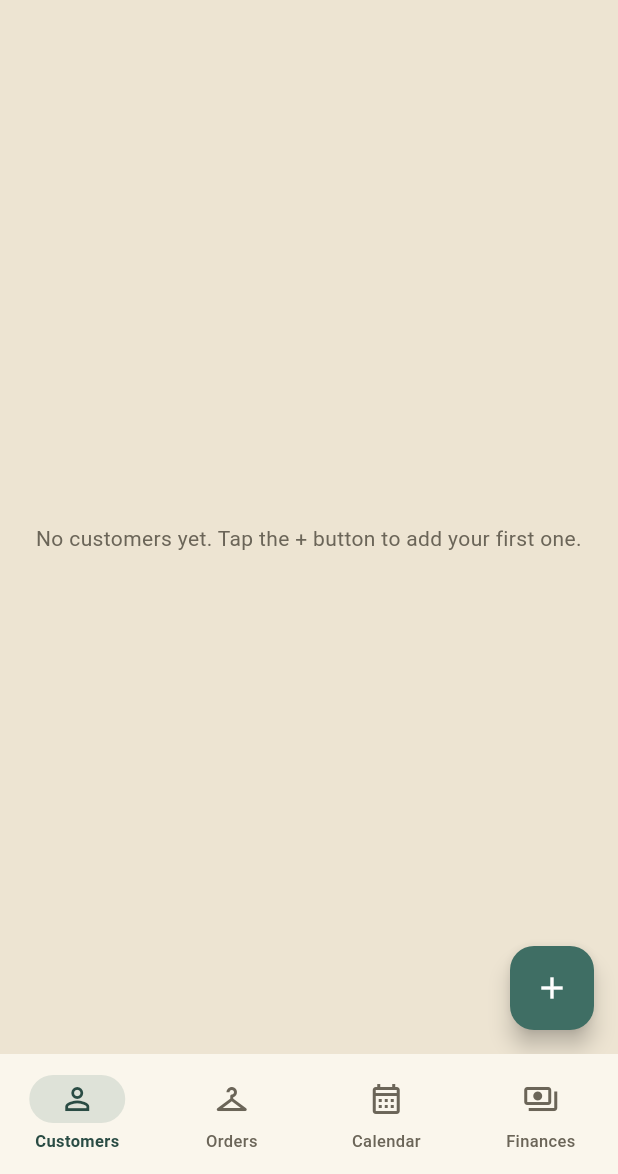
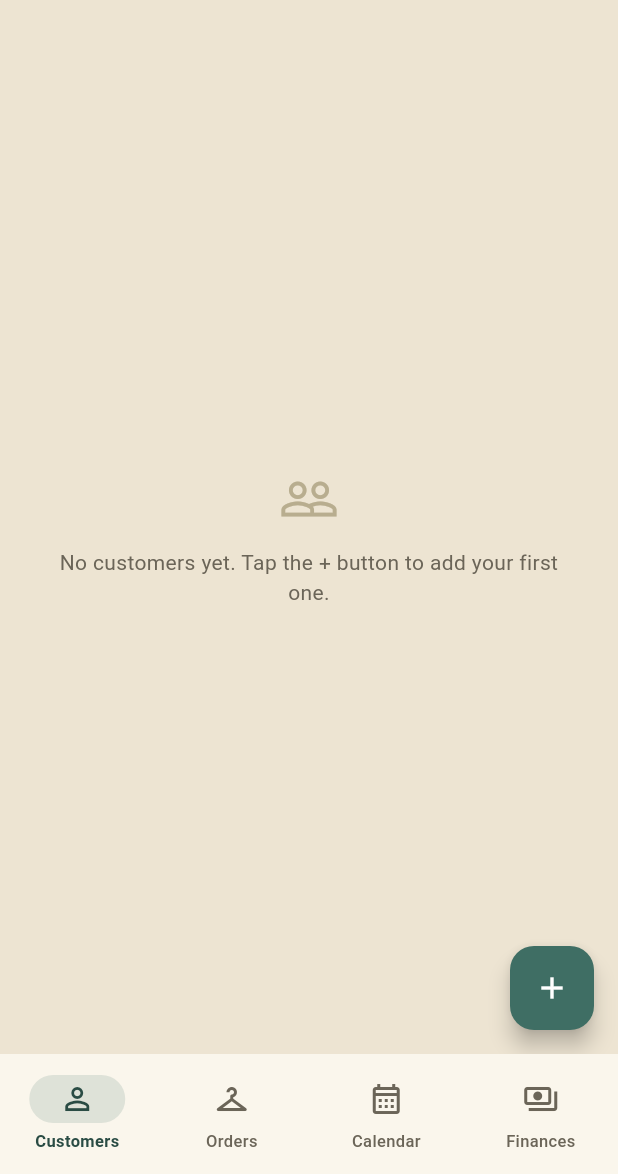
Before and after one commit to patrickangmor-del/tessy-creations-app, a Flutter app: the screen it shows after launch, on a phone screen of 412 x 824 dp, the part 62-1236 px from its top. Run offline on Flutter 3.47's test engine with Material 3 defaults, Android fonts, the phone set to English and light mode, and no system bars; our stand-ins replace fl_chart, image_picker, sqflite; accounts and stored records are empty.

Commit message:
UI polish pass: consistency and a couple of real bugs
- Orders tab's + button now visibly greys out when there are no
  customers yet, instead of looking active but silently doing nothing
  (FloatingActionButton doesn't auto-dim for a disabled onPressed the
  way other Material buttons do).
- When there are no customers, Orders shows one explanation instead of
  stacking a redundant "no orders" message under it.
- Added a shared EmptyState widget (icon + message) used consistently
  on Customers and Orders instead of each screen styling bare text.
- Added a shared sectionLabelStyle for the small uppercase headers
  (MEASUREMENTS, NOTES, UPCOMING PICKUPS, etc.) that had drifted
  slightly out of sync between screens.
- CutCard gained a showIcon flag so its corner scissors accent can be
  turned off where cards sit close together (the three Finances
  summary tiles), avoiding overlap into a neighboring card.
- Standardized card title weight (order dress type now matches
  customer name at w600, was w700).

Co-Authored-By: Claude Sonnet 5 <noreply@anthropic.com>
Claude-Session: https://claude.ai/code/session_0186RtkGrRTth4jWaZr5WDW3

```diff
--- a/lib/screens/customers/customers_list_screen.dart
+++ b/lib/screens/customers/customers_list_screen.dart
@@ -7,6 +7,7 @@ import '../../data/models/customer.dart';
 import '../../state/customers_controller.dart';
 import '../../theme/app_theme.dart';
 import '../../widgets/cut_card.dart';
+import '../../widgets/empty_state.dart';
 import 'customer_detail_screen.dart';
 import 'customer_form_screen.dart';
 
@@ -25,15 +26,9 @@ class CustomersListScreen extends StatelessWidget {
 
     return Scaffold(
       body: customers.isEmpty
-          ? const Center(
-              child: Padding(
-                padding: EdgeInsets.all(24),
-                child: Text(
-                  'No customers yet. Tap the + button to add your first one.',
-                  textAlign: TextAlign.center,
-                  style: TextStyle(color: AppColors.inkSoft),
-                ),
-              ),
+          ? const EmptyState(
+              icon: Icons.people_outline,
+              message: 'No customers yet. Tap the + button to add your first one.',
             )
           : ListView.separated(
               padding: const EdgeInsets.all(16),
--- /dev/null
+++ b/lib/widgets/empty_state.dart
@@ -0,0 +1,33 @@
+import 'package:flutter/material.dart';
+
+import '../theme/app_theme.dart';
+
+/// A centered "nothing here yet" message with an icon, used consistently
+/// across every list screen instead of each one styling its own bare text.
+class EmptyState extends StatelessWidget {
+  const EmptyState({super.key, required this.icon, required this.message});
+
+  final IconData icon;
+  final String message;
+
+  @override
+  Widget build(BuildContext context) {
+    return Center(
+      child: Padding(
+        padding: const EdgeInsets.all(32),
+        child: Column(
+          mainAxisSize: MainAxisSize.min,
+          children: [
+            Icon(icon, size: 40, color: AppColors.dashedBorder),
+            const SizedBox(height: 12),
+            Text(
+              message,
+              textAlign: TextAlign.center,
+              style: const TextStyle(color: AppColors.inkSoft),
+            ),
+          ],
+        ),
+      ),
+    );
+  }
+}
```
Also changed, not shown: lib/screens/calendar/calendar_screen.dart (+2 -8 lines), lib/screens/customers/customer_detail_screen.dart (+2 -18 lines), lib/screens/customers/customer_form_screen.dart (+1 -9 lines), lib/screens/finances/finances_screen.dart (+5 -8 lines), lib/screens/orders/orders_list_screen.dart (+19 -14 lines), lib/theme/app_theme.dart (+10 -0 lines), lib/widgets/cut_card.dart (+14 -1 lines).
